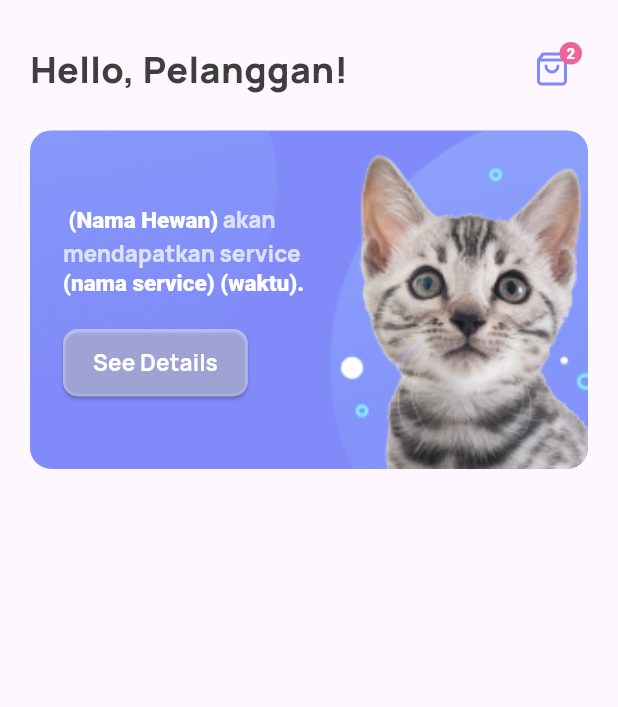
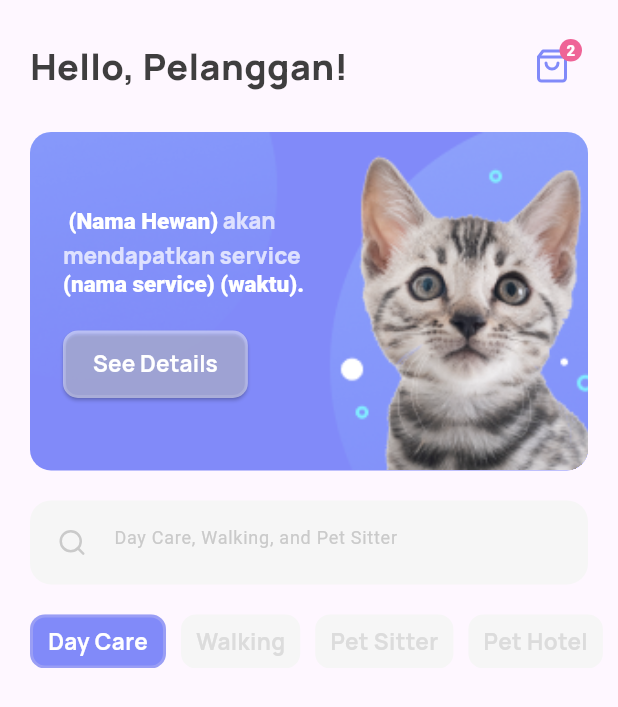
Before and after one commit to AndrewMatanari/UAS_PBB_2022130035, a Flutter app: the screen it shows after launch, on a phone screen of 412 x 824 dp. Shown: the top 707 px of the screen. Run offline on Flutter 3.47's test engine with Material 3 defaults, Android fonts, the phone set to English and light mode, and no system bars; our stand-ins replace flutter_feather_icons, flutter_svg, google_fonts.

Commit message:
homescreen services

```diff
--- a/lib/screens/home_screen.dart
+++ b/lib/screens/home_screen.dart
@@ -3,6 +3,15 @@ import 'package:flutter/services.dart';
 import 'package:google_fonts/google_fonts.dart';
 import 'package:flutter_feather_icons/flutter_feather_icons.dart';
 
+var services = [
+  "Day Care",
+  "Walking",
+  "Pet Sitter",
+  "Pet Hotel",
+  "Pet Store",
+];
+
+var selectedServices = 0;
 
 class HomeScreen extends StatelessWidget{
   const HomeScreen({super.key});
@@ -16,17 +25,89 @@ class HomeScreen extends StatelessWidget{
       body: SafeArea(child: Column(
         children: [
           const SizedBox(
-            height: 22
+            height: 20
             ),
             _greetings(),
           const SizedBox(
-            height: 17
+            height: 20
             ),
-            _card()
+            _card(),
+          const SizedBox(
+            height: 20
+            ),
+            _search(),
+          const SizedBox(
+            height: 20,
+          ),
+          _services()
           ],
         )
       ),
     );
+  }
+
+  SizedBox _services() {
+    return SizedBox(
+          height: 36,
+          child: ListView.separated(
+            padding: EdgeInsets.symmetric(horizontal:20),
+            scrollDirection: Axis.horizontal,
+            itemBuilder: (context, index) => Container(
+              padding: const EdgeInsets.symmetric(horizontal: 10,),
+              decoration: BoxDecoration(
+                color: selectedServices == index
+                  ? Color(0xFF818AF9)
+                  : const Color(0xFFF6F6F6),
+                  border: selectedServices == index ?
+                  Border.all(
+                    color:
+                    const Color(0xFFF1E5E5).withOpacity(.22),
+                    width: 2,)
+                    : null,
+                borderRadius: BorderRadius.circular(10),
+                  ),
+              child: Center(
+                child: Text(services [index],
+                  style: GoogleFonts.manrope(
+                    fontSize: 15,
+                    fontWeight: FontWeight.bold,
+                    color: selectedServices == index
+                      ? Colors.white
+                      : const Color(0xFFCACACA).withOpacity(.6),
+                    height: 150/100,),
+              )
+              ),
+            ),
+            separatorBuilder: (context, index) => const SizedBox(
+              width: 10,),
+              itemCount: services.length,
+          ),
+        );
+  }
+
+  Widget _search() {
+    return Container(
+            margin: const EdgeInsets.symmetric(horizontal: 20),
+            padding: const EdgeInsets.symmetric(horizontal: 4, vertical: 4),
+            decoration: BoxDecoration(
+              borderRadius: BorderRadius.circular(14),
+              color: const Color(0xFFF6F6F6),
+            ),
+            child: TextFormField(
+              decoration: InputDecoration(
+                border: InputBorder.none,
+                prefixIcon: Icon(FeatherIcons.search,
+                color: const Color(0xFFCACACA),
+                size: 20),
+                hintText: "Day Care, Walking, and Pet Sitter",
+                hintStyle: GoogleFonts.roboto(
+                  fontSize: 12,
+                  color: const Color(0xFFCACACA),
+                  height: 150/100
+                )
+              ),
+            ),
+          );
   }
 
   AspectRatio _card() {
--- a/lib/screens/splash_screen.dart
+++ b/lib/screens/splash_screen.dart
@@ -34,9 +34,9 @@ class SplashScreen extends StatelessWidget {
           child: Column(
             children: [
               const SizedBox(
-                height: 30
+                height: 20
               ),
-              SvgPicture.asset('assets/svg/logo.svg', width: 300, height: 300,
+              SvgPicture.asset('assets/svg/logo.svg', width: 200, height: 200,
               ),
               RichText(
                 textAlign: TextAlign.center,
```
